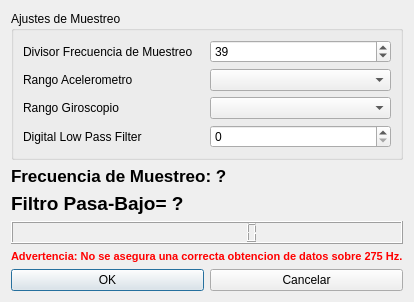
Before: the Qt Designer form ajustessensores.ui in hectorda/Bio-Feedback, drawn with Qt 5.
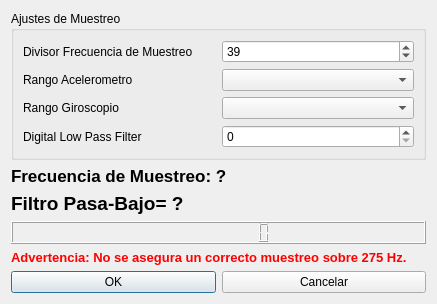
After: the same form once the commit is applied. Icons and pictures are not drawn.

The edit to the form file:
```diff
--- a/ajustessensores.ui
+++ b/ajustessensores.ui
@@ -6,7 +6,7 @@
    <rect>
     <x>0</x>
     <y>0</y>
-    <width>400</width>
+    <width>437</width>
     <height>300</height>
    </rect>
   </property>
@@ -134,7 +134,7 @@
     <widget class="QLabel" name="label_5">
      <property name="font">
       <font>
-       <pointsize>8</pointsize>
+       <pointsize>10</pointsize>
        <weight>75</weight>
        <bold>true</bold>
       </font>
@@ -143,7 +143,7 @@
       <string notr="true">color: rgb(255, 0, 0);</string>
      </property>
      <property name="text">
-      <string>Advertencia: No se asegura una correcta obtencion de datos sobre 275 Hz.</string>
+      <string>Advertencia: No se asegura un correcto muestreo sobre 275 Hz.</string>
      </property>
     </widget>
    </item>
```
Left out of the diff: 4 changed lines with no effect on the pictures.
